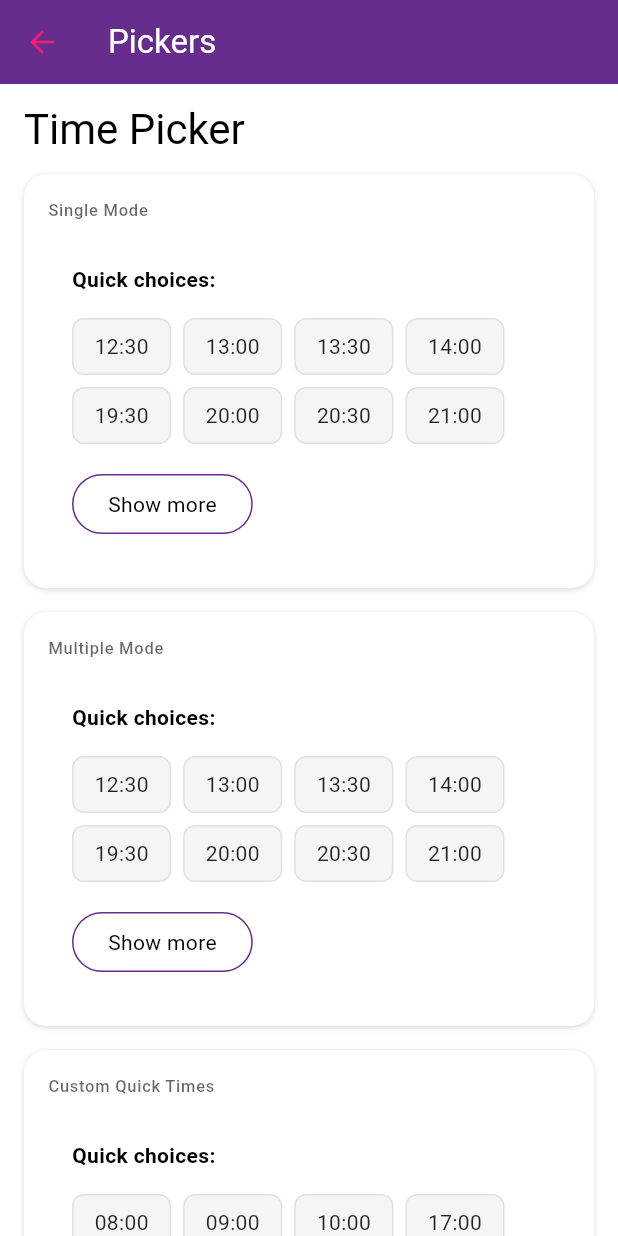
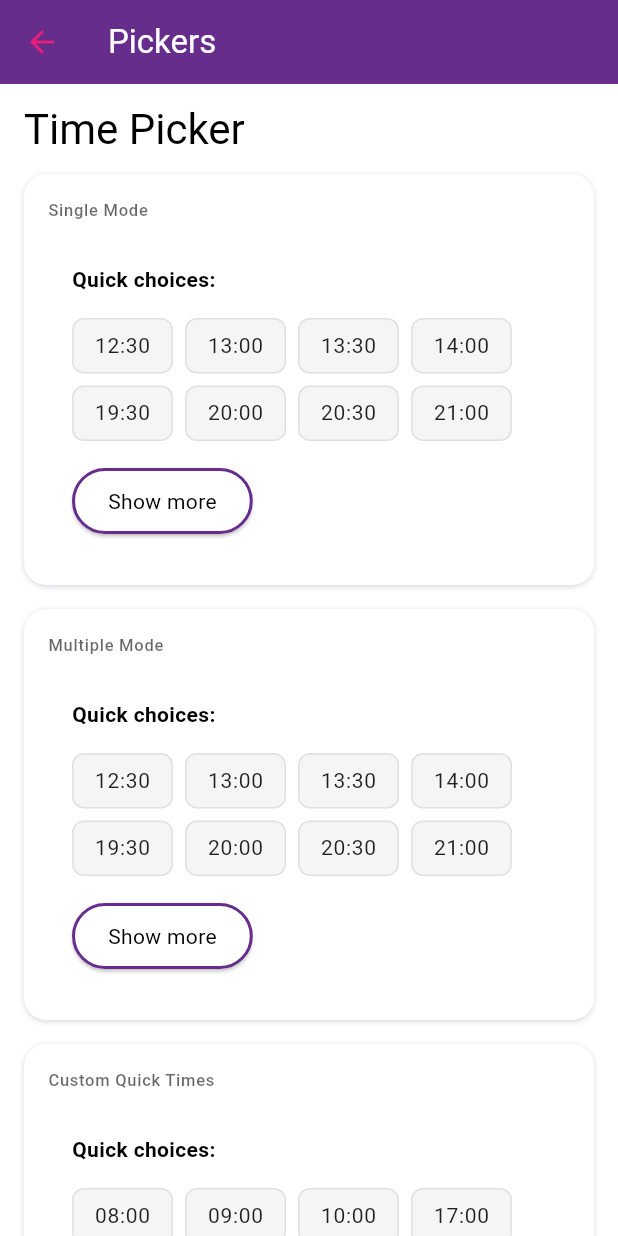
Before and after one commit to lorenzo9598/caravaggio_ui, a Flutter app: the screen it shows after launch, in the side drawer, after a tap on "Pickers", on a phone screen of 412 x 824 dp. Run offline on Flutter 3.47's test engine with Material 3 defaults, Android fonts, the phone set to English and light mode, and no system bars; our stand-ins replace percent_indicator, rxdart.

Commit message:
Refactor date and time pickers to use CText and CButton components
- Replaced standard Text widgets with CText.label in CDatePicker and CTimePicker for consistent styling.
- Updated OutlinedButton to CButton.outlined in CTimePicker to align with the new button design.
- Improved code consistency and maintainability across picker components.

```diff
--- a/lib/src/pickers/date_picker.dart
+++ b/lib/src/pickers/date_picker.dart
@@ -1,3 +1,4 @@
+import 'package:caravaggio_ui/caravaggio_ui.dart';
 import 'package:caravaggio_ui/src/pickers/picker_localizations.dart';
 import 'package:flutter/material.dart';
 import 'package:intl/intl.dart';
@@ -190,7 +191,7 @@ class _CDatePickerState extends State<CDatePicker> {
                 icon: const Icon(Icons.chevron_left),
                 onPressed: _previousMonth,
               ),
-              Text(
+              CText.label(
                 DateFormat('MMMM yyyy', localizations.localeCode).format(_currentMonth),
                 style: const TextStyle(
                   fontSize: 18,
@@ -212,7 +213,7 @@ class _CDatePickerState extends State<CDatePicker> {
             children: weekDays.map((day) {
               return Expanded(
                 child: Center(
-                  child: Text(
+                  child: CText.label(
                     day,
                     style: const TextStyle(
                       fontSize: 12,
@@ -268,7 +269,7 @@ class _CDatePickerState extends State<CDatePicker> {
                               ),
                               padding: const EdgeInsets.all(4),
                               child: Center(
-                                child: Text(
+                                child: CText.label(
                                   '${date.day}',
                                   style: TextStyle(
                                     fontSize: 14,
@@ -303,7 +304,7 @@ class _CDatePickerState extends State<CDatePicker> {
                 final normalizedDate = DateTime(date.year, date.month, date.day);
                 return Chip(
                   key: ValueKey('${normalizedDate.year}-${normalizedDate.month}-${normalizedDate.day}'),
-                  label: Text(DateFormat('dd/MM', localizations.localeCode).format(date)),
+                  label: CText.label(DateFormat('dd/MM', localizations.localeCode).format(date)),
                   onDeleted: () {
                     setState(() {
                       _selectedDates = _selectedDates.where((d) {
--- a/lib/src/pickers/time_picker.dart
+++ b/lib/src/pickers/time_picker.dart
@@ -281,7 +281,7 @@ class _CTimePickerState extends State<CTimePicker> {
                 ),
                 const SizedBox(height: 16),
                 // "Show more" button
-                OutlinedButton(
+                CButton.outlined(
                   onPressed: () {
                     setState(() {
                       _showFullList = true;
@@ -305,10 +305,10 @@ class _CTimePickerState extends State<CTimePicker> {
           // Button to add custom time
           Padding(
             padding: const EdgeInsets.symmetric(horizontal: 16),
-            child: OutlinedButton.icon(
+            child: CButton.outlined(
               onPressed: _addCustomTime,
               icon: const Icon(Icons.add),
-              label: Text(localizations.customTime),
+              child: CText.label(localizations.customTime),
             ),
           ),
         ],
@@ -320,7 +320,7 @@ class _CTimePickerState extends State<CTimePicker> {
             child: Column(
               crossAxisAlignment: CrossAxisAlignment.start,
               children: [
-                Text(
+                CText.label(
                   localizations.selectedTimes,
                   style: const TextStyle(
                     fontSize: 14,
@@ -381,7 +381,7 @@ class _TimeItem extends StatelessWidget {
           width: 1,
         ),
       ),
-      child: Text(
+      child: CText.label(
         _formatTime(time),
         style: TextStyle(
           fontSize: 14,
```
